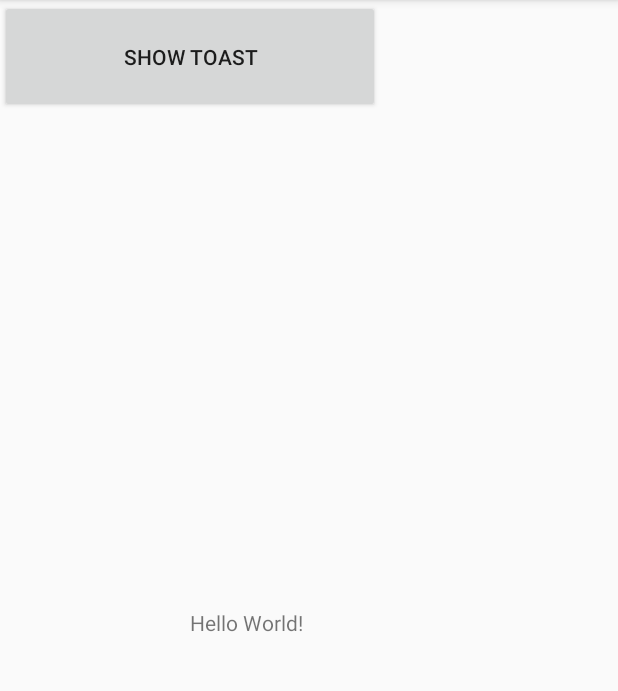
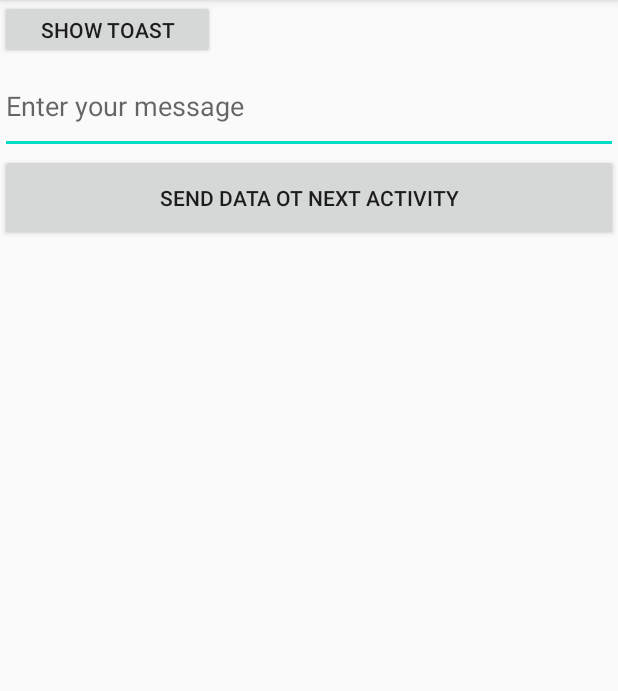
Before and after one commit to durgen-rai/android, an Android app: the screen it shows after launch (MainActivity), on a phone screen of 412 x 824 dp, the part 84-775 px from its top. Run offline under Robolectric (Android 15) with nearby library versions, the phone set to English and light mode, and no system bars.

Commit message:
Create Actvity and open another activity

```diff
--- a/app/src/main/AndroidManifest.xml
+++ b/app/src/main/AndroidManifest.xml
@@ -16,6 +16,7 @@
                 <category android:name="android.intent.category.LAUNCHER" />
             </intent-filter>
         </activity>
+        <activity android:name=".SecondActivity"></activity>
     </application>
 
 </manifest>
--- a/app/src/main/java/com/example/durgen/MainActivity.kt
+++ b/app/src/main/java/com/example/durgen/MainActivity.kt
@@ -1,5 +1,6 @@
 package com.example.durgen
 
+import android.content.Intent
 import androidx.appcompat.app.AppCompatActivity
 import android.os.Bundle
 import android.util.Log
@@ -16,5 +17,14 @@ class MainActivity : AppCompatActivity() {
             Log.i("MainActivity","Button was clicked!")
             Toast.makeText(this,"Button was clicked!",Toast.LENGTH_LONG).show();
         }
+
+        btnSendToNextActivity.setOnClickListener {
+            val message: String = editUserMessage.text.toString()
+            Toast.makeText(this,message,Toast.LENGTH_LONG).show();
+
+            val intent = Intent(this, SecondActivity::class.java)
+            startActivity(intent)
+
+        }
     }
 }
--- a/app/src/main/res/layout/activity_main.xml
+++ b/app/src/main/res/layout/activity_main.xml
@@ -1,29 +1,48 @@
 <?xml version="1.0" encoding="utf-8"?>
-<androidx.constraintlayout.widget.ConstraintLayout
+
+    <RelativeLayout
     xmlns:android="http://schemas.android.com/apk/res/android"
     xmlns:app="http://schemas.android.com/apk/res-auto"
     xmlns:tools="http://schemas.android.com/tools"
     android:layout_width="match_parent"
     android:layout_height="match_parent"
+    android:orientation="vertical"
     tools:context=".MainActivity">
 
-    <TextView
-        android:layout_width="159dp"
-        android:layout_height="29dp"
-        android:text="Hello World!"
-        app:layout_constraintBottom_toBottomOf="parent"
-        app:layout_constraintLeft_toLeftOf="parent"
-        app:layout_constraintRight_toRightOf="parent"
-        app:layout_constraintTop_toTopOf="parent"
-        app:layout_constraintVertical_bias="0.549" />
 
-    <Button
-        android:id="@+id/btnShowToast"
-        android:layout_width="253dp"
-        android:layout_height="75dp"
-        android:text="Show Toast"
-        tools:ignore="MissingConstraints"
-        tools:layout_editor_absoluteX="361dp"
-        tools:layout_editor_absoluteY="528dp" />
+        <LinearLayout
+            android:layout_width="match_parent"
+            android:layout_height="match_parent"
+            android:orientation="vertical">
 
-</androidx.constraintlayout.widget.ConstraintLayout>
+            <Button
+                android:id="@+id/btnShowToast"
+                android:layout_width="143dp"
+                android:layout_height="39dp"
+                android:capitalize="words"
+                android:text="Show Toast"
+                tools:ignore="MissingConstraints"
+                tools:layout_editor_absoluteX="134dp"
+                tools:layout_editor_absoluteY="158dp" />
+
+            <EditText
+                android:id="@+id/editUserMessage"
+                android:layout_width="match_parent"
+                android:layout_height="63dp"
+                android:ems="10"
+                android:hint="Enter your message"
+                tools:ignore="MissingConstraints"
+                tools:layout_editor_absoluteX="0dp"
+                tools:layout_editor_absoluteY="238dp" />
+
+            <Button
+                android:id="@+id/btnSendToNextActivity"
+                android:layout_width="match_parent"
+                android:layout_height="58dp"
+                android:text="Send Data ot Next Activity"
+                tools:ignore="MissingConstraints"
+                tools:layout_editor_absoluteX="-143dp"
+                tools:layout_editor_absoluteY="325dp" />
+
+        </LinearLayout>
+    </RelativeLayout>
```
